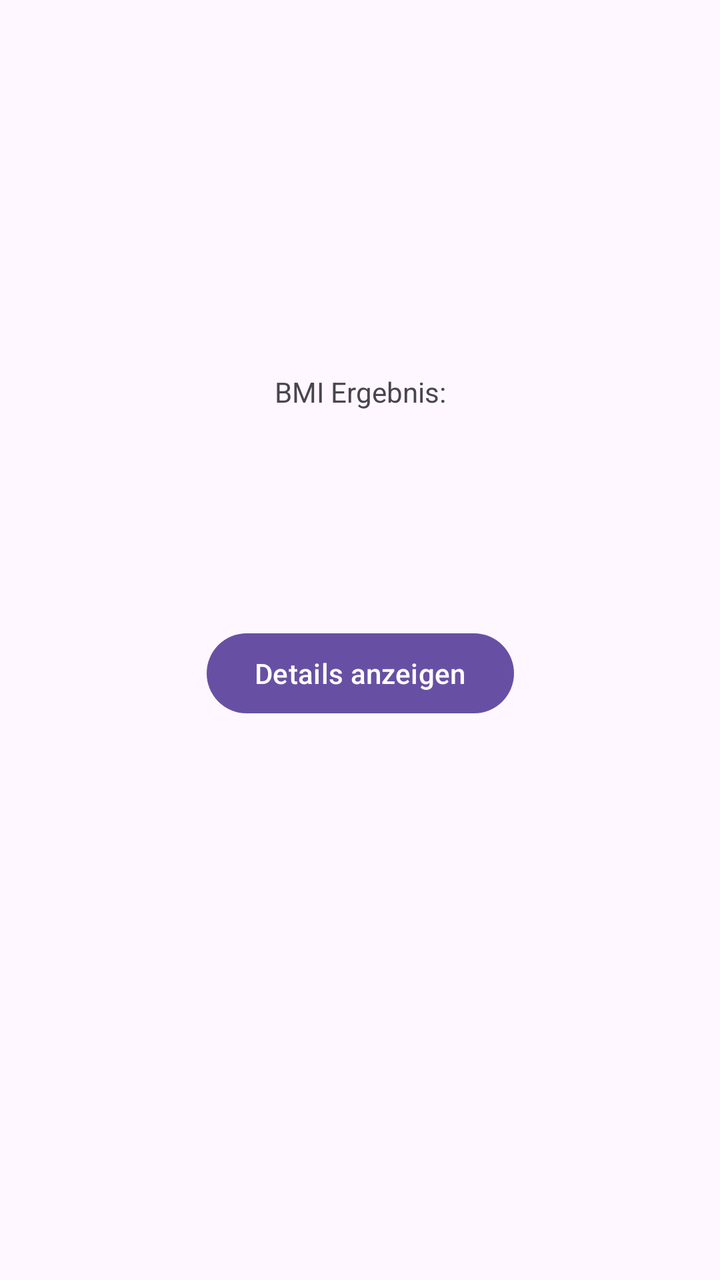
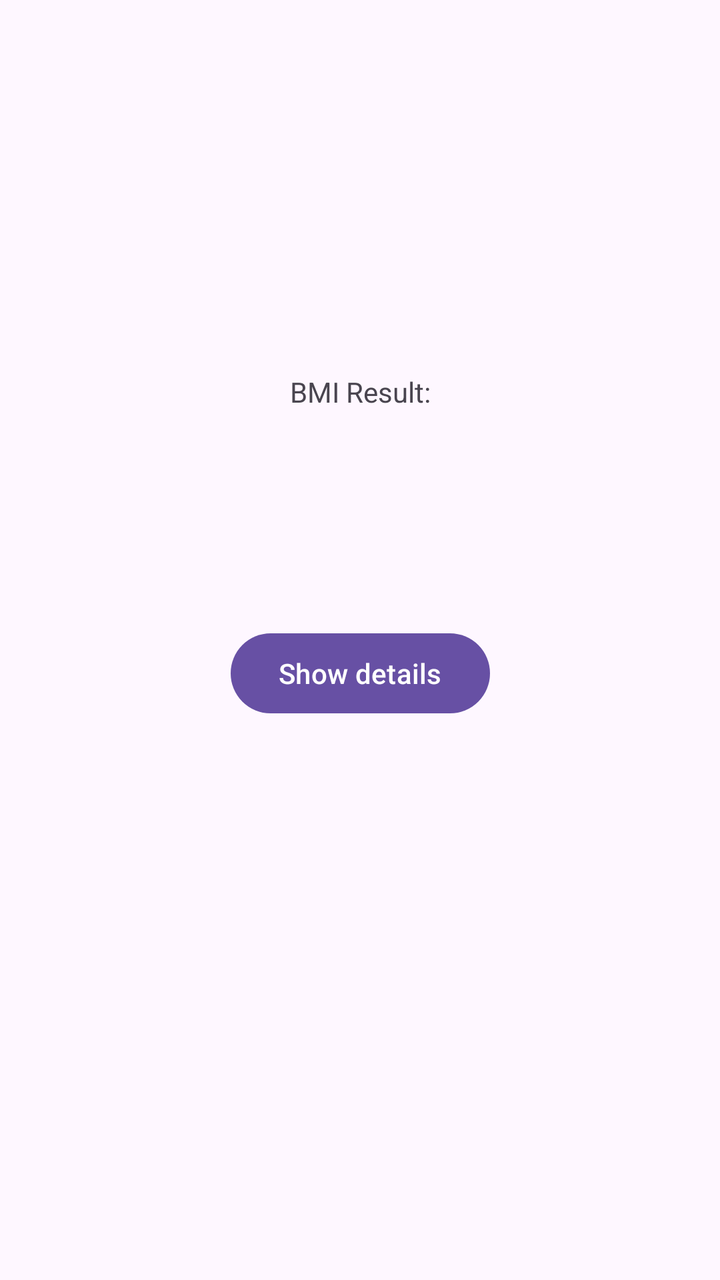

Screens rendered from an Android XML layout before and after an edit, with the pre-edit source and the edit as a unified diff.
<!-- AndroidManifest.xml: application theme Theme.FitAppMobile -->
<!-- res/layout/activity_result.xml -->
<?xml version="1.0" encoding="utf-8"?>
<androidx.constraintlayout.widget.ConstraintLayout xmlns:android="http://schemas.android.com/apk/res/android"
    xmlns:app="http://schemas.android.com/apk/res-auto"
    xmlns:tools="http://schemas.android.com/tools"
    android:id="@+id/main"
    android:layout_width="match_parent"
    android:layout_height="match_parent"
    tools:context=".calculator.ResultActivity">

    <TextView
        android:id="@+id/resultLabel"
        android:layout_width="wrap_content"
        android:layout_height="wrap_content"
        android:text="BMI Ergebnis:"
        app:layout_constraintBottom_toBottomOf="parent"
        app:layout_constraintEnd_toEndOf="parent"
        app:layout_constraintHorizontal_bias="0.5"
        app:layout_constraintStart_toStartOf="parent"
        app:layout_constraintTop_toTopOf="parent"
        app:layout_constraintVertical_bias="0.3" />

    <TextView
        android:id="@+id/textViewResult"
        android:layout_width="wrap_content"
        android:layout_height="wrap_content"
        android:textSize="24sp"
        android:textStyle="bold"
        app:layout_constraintTop_toBottomOf="@id/resultLabel"
        app:layout_constraintStart_toStartOf="parent"
        app:layout_constraintEnd_toEndOf="parent"
        android:layout_marginTop="8dp" />

    <TextView
        android:id="@+id/textViewCategory"
        android:layout_width="wrap_content"
        android:layout_height="wrap_content"
        android:textSize="20sp"
        app:layout_constraintTop_toBottomOf="@id/textViewResult"
        app:layout_constraintStart_toStartOf="parent"
        app:layout_constraintEnd_toEndOf="parent"
        android:layout_marginTop="16dp" />

    <Button
        android:id="@+id/buttonDetails"
        android:layout_width="wrap_content"
        android:layout_height="wrap_content"
        android:text="Details anzeigen"
        app:layout_constraintTop_toBottomOf="@id/textViewCategory"
        app:layout_constraintStart_toStartOf="parent"
        app:layout_constraintEnd_toEndOf="parent"
        android:layout_marginTop="24dp" />

</androidx.constraintlayout.widget.ConstraintLayout>
<!-- resources referenced by this layout -->
<resources>
  <style name="Theme.FitAppMobile" parent="Base.Theme.FitAppMobile" />
  <style name="Base.Theme.FitAppMobile" parent="Theme.Material3.DayNight">
          
          
      </style>
</resources>

<!-- the commit's change to res/layout/activity_result.xml (unified diff, before → after) -->
@@ -11,7 +11,7 @@
         android:id="@+id/resultLabel"
         android:layout_width="wrap_content"
         android:layout_height="wrap_content"
-        android:text="BMI Ergebnis:"
+        android:text="@string/bmi_result_label"
         app:layout_constraintBottom_toBottomOf="parent"
         app:layout_constraintEnd_toEndOf="parent"
         app:layout_constraintHorizontal_bias="0.5"
@@ -44,7 +44,7 @@
         android:id="@+id/buttonDetails"
         android:layout_width="wrap_content"
         android:layout_height="wrap_content"
-        android:text="Details anzeigen"
+        android:text="@string/show_details"
         app:layout_constraintTop_toBottomOf="@id/textViewCategory"
         app:layout_constraintStart_toStartOf="parent"
         app:layout_constraintEnd_toEndOf="parent"
<!-- resource entries referenced after the edit -->
@@ -1,5 +1,7 @@
 <!-- resources referenced by this layout -->
 <resources>
+  <string name="bmi_result_label">BMI Result:</string>
+  <string name="show_details">Show details</string>
   <style name="Theme.FitAppMobile" parent="Base.Theme.FitAppMobile" />
   <style name="Base.Theme.FitAppMobile" parent="Theme.Material3.DayNight">
           
